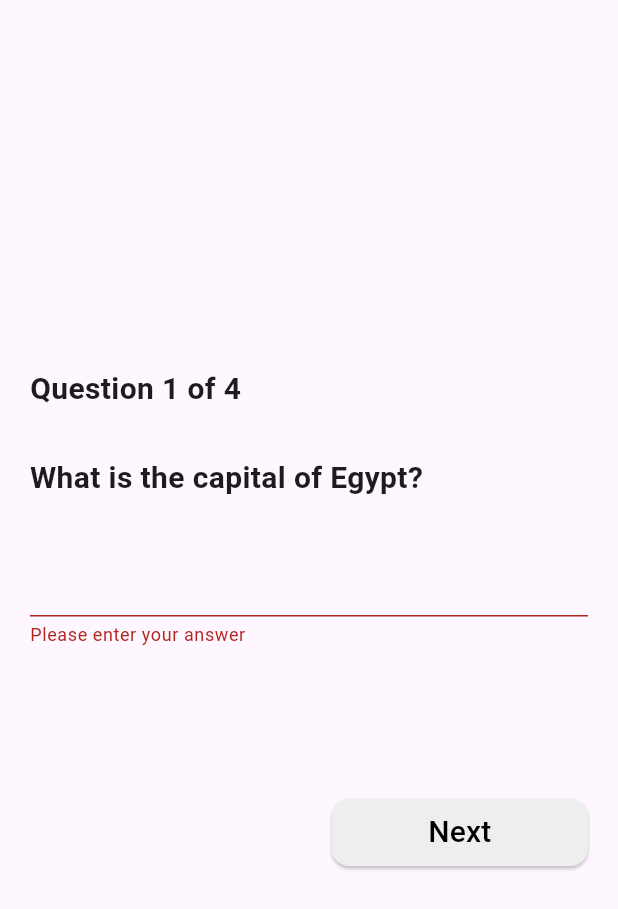
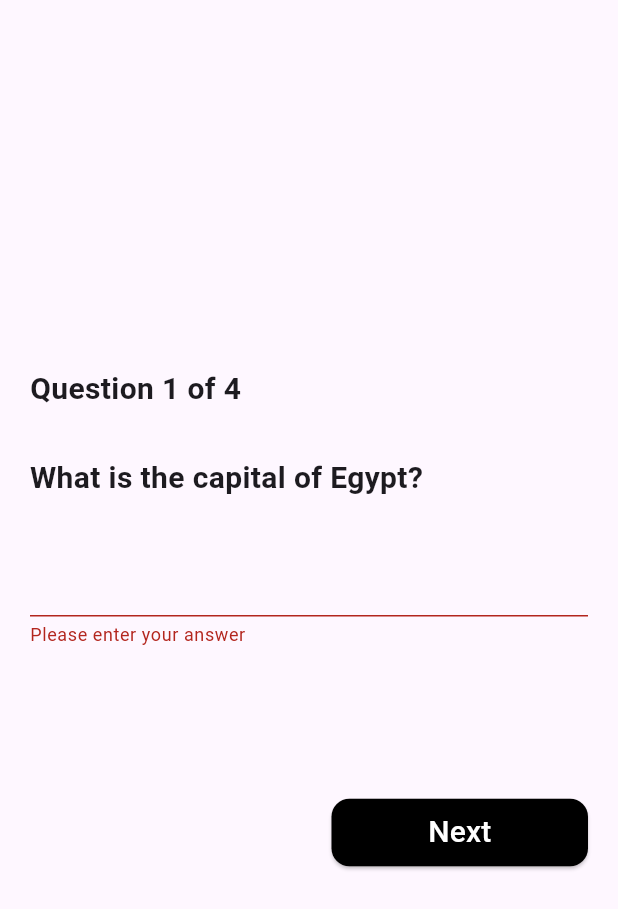
Before and after one commit to Moamen771/Depi-Flutter-Sessions, a Flutter app: the screen it shows after launch, after a tap on "Start", after a tap on "Next", on a phone screen of 412 x 824 dp. Shown: the top 909 px of the screen. Run offline on Flutter 3.47's test engine with Material 3 defaults, Android fonts, the phone set to English and light mode, and no system bars; our stand-ins replace animated_bottom_navigation_bar, fan_carousel_image_slider, get, introduction_screen.

Commit message:
fix counter bug

```diff
--- a/lib/flutter tasks/task30/screens/quiz_app_home_screen.dart
+++ b/lib/flutter tasks/task30/screens/quiz_app_home_screen.dart
@@ -75,15 +75,17 @@ class QuizAppHomeScreen extends StatelessWidget {
                               onPressed:
                                   questionIndex.value == 0 ? start : restart,
                               style: ElevatedButton.styleFrom(
-                                backgroundColor: Colors.grey.shade200,
-                                foregroundColor: Colors.black,
+                                backgroundColor: Colors.black,
+                                foregroundColor: Colors.white,
                                 padding: const EdgeInsets.all(8),
                                 shape: RoundedRectangleBorder(
                                   borderRadius: BorderRadius.circular(12),
                                 ),
                               ),
                               child: Text(
-                                questionIndex.value == 0 ? 'Start' : 'Restart',
+                                (questionIndex.value == 0)
+                                    ? 'Start'
+                                    : 'Restart',
                                 style: const TextStyle(fontSize: 20),
                               ),
                             ),
@@ -91,19 +93,21 @@ class QuizAppHomeScreen extends StatelessWidget {
                   ),
                   Expanded(
                     child: Obx(
-                      () => ElevatedButton(
-                        onPressed: isStarted.value ? next : null,
+                      () => isStarted.value == false
+                          ? const SizedBox()
+                          : ElevatedButton(
+                              onPressed: next,
                               style: ElevatedButton.styleFrom(
-                          backgroundColor: Colors.grey.shade200,
-                          foregroundColor: Colors.black,
+                                backgroundColor: Colors.black,
+                                foregroundColor: Colors.white,
                                 padding: const EdgeInsets.all(8),
                                 shape: RoundedRectangleBorder(
                                   borderRadius: BorderRadius.circular(12),
                                 ),
                               ),
-                        child: const Text(
-                          'Next',
-                          style: TextStyle(fontSize: 20),
+                              child: Text(
+                                questionIndex.value > 2 ? 'Finish' : 'Next',
+                                style: const TextStyle(fontSize: 20),
                               ),
                             ),
                     ),
@@ -141,17 +145,22 @@ class QuizAppHomeScreen extends StatelessWidget {
       return;
     }
     if (answerController.text.toLowerCase() ==
-        capitals[questionIndex.value].toString().toLowerCase()) {
+        capitals[questionIndex.value].toLowerCase()) {
       score.value++;
     }
-    if (answerController.text.isNotEmpty) {
-      answerController.text = '';
+    answerController.clear();
+
+    if (questionIndex.value == countries.length - 1) {
+      finish();
+      return;
     }
+
     questionIndex.value++;
-    if (questionIndex.value < countries.length) {
     question.value =
         'What is the capital of ${countries[questionIndex.value]}?';
-    } else {
+  }
+
+  void finish() {
     Get.dialog(
       AlertDialog(
         backgroundColor: Colors.white,
@@ -189,4 +198,3 @@ class QuizAppHomeScreen extends StatelessWidget {
     );
   }
 }
-}
```
Lines whose indentation alone changed are shown as unchanged.
